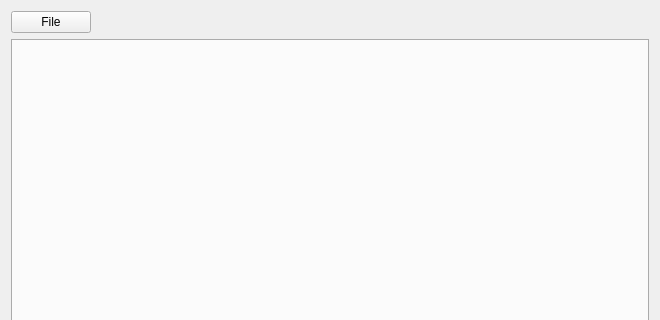
This is main.ui in krisbgit/oridesk as Qt 5 draws it before an edit; both pictures show x 0 to 660 and y 0 to 320 of the 660 by 590 pixel window. The edited form follows.
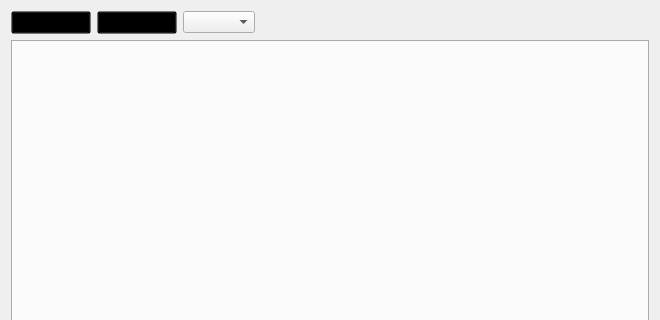
This is the edited form.

```diff
--- a/main.ui
+++ b/main.ui
@@ -20,14 +20,39 @@
       <widget class="QPushButton" name="file_button">
        <property name="font">
         <font>
+         <pointsize>10</pointsize>
          <kerning>true</kerning>
         </font>
        </property>
+       <property name="styleSheet">
+        <string notr="true">background-color:rgba(0,0,0,0)</string>
+       </property>
        <property name="text">
         <string>File</string>
        </property>
+       <property name="checkable">
+        <bool>false</bool>
+       </property>
       </widget>
      </item>
+     <item>
+      <widget class="QPushButton" name="pushButton">
+       <property name="font">
+        <font>
+         <pointsize>10</pointsize>
+        </font>
+       </property>
+       <property name="styleSheet">
+        <string notr="true">background-color:rgba(0,0,0,0)</string>
+       </property>
+       <property name="text">
+        <string>Geometry</string>
+       </property>
+      </widget>
+     </item>
+     <item>
+      <widget class="QComboBox" name="comboBox"/>
+     </item>
      <item>
       <spacer name="horizontalSpacer">
        <property name="orientation">
```
